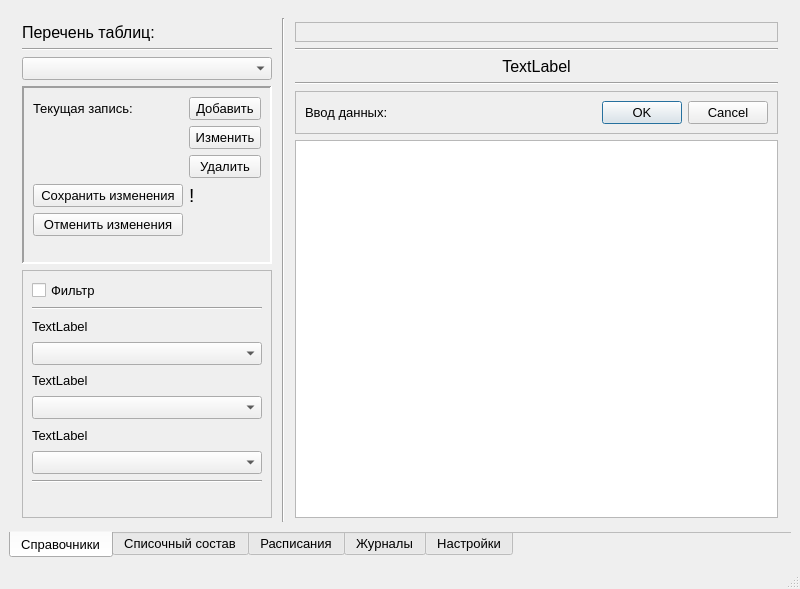
Above: widgets/MainWindow.ui from AlexanderSokolov69/Journals before the change. Below: the same form after it.
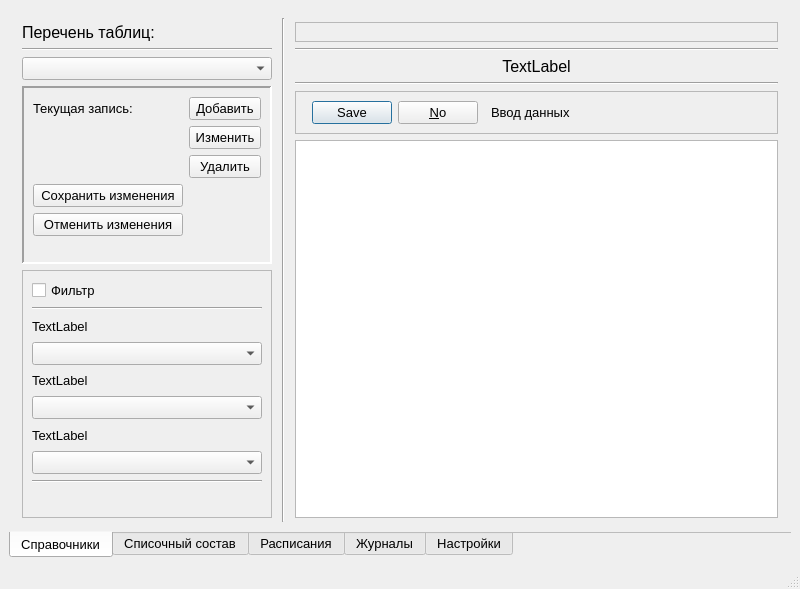
That is the form after the change. Icons and pictures are not drawn.

```diff
--- a/widgets/MainWindow.ui
+++ b/widgets/MainWindow.ui
@@ -279,7 +279,7 @@
                 </font>
                </property>
                <property name="text">
-                <string>!</string>
+                <string/>
                </property>
               </widget>
              </item>
@@ -482,16 +482,46 @@
             </property>
             <layout class="QGridLayout" name="gridLayout">
              <item row="0" column="0">
-              <widget class="QLabel" name="label_6">
-               <property name="text">
-                <string>Ввод данных:</string>
-               </property>
-              </widget>
-             </item>
-             <item row="0" column="1">
               <widget class="QDialogButtonBox" name="buttonEditFrame">
+               <property name="sizePolicy">
+                <sizepolicy hsizetype="Minimum" vsizetype="Preferred">
+                 <horstretch>0</horstretch>
+                 <verstretch>0</verstretch>
+                </sizepolicy>
+               </property>
+               <property name="maximumSize">
+                <size>
+                 <width>180</width>
+                 <height>16777215</height>
+                </size>
+               </property>
+               <property name="focusPolicy">
+                <enum>Qt::TabFocus</enum>
+               </property>
+               <property name="layoutDirection">
+                <enum>Qt::LeftToRight</enum>
+               </property>
+               <property name="orientation">
+                <enum>Qt::Horizontal</enum>
+               </property>
                <property name="standardButtons">
-                <set>QDialogButtonBox::Cancel|QDialogButtonBox::Ok</set>
+                <set>QDialogButtonBox::No|QDialogButtonBox::Save</set>
+               </property>
+               <property name="centerButtons">
+                <bool>true</bool>
+               </property>
+              </widget>
+             </item>
+             <item row="0" column="1">
+              <widget class="QLabel" name="label_6">
+               <property name="sizePolicy">
+                <sizepolicy hsizetype="Expanding" vsizetype="Preferred">
+                 <horstretch>0</horstretch>
+                 <verstretch>0</verstretch>
+                </sizepolicy>
+               </property>
+               <property name="text">
+                <string>Ввод данных</string>
                </property>
               </widget>
              </item>
```
